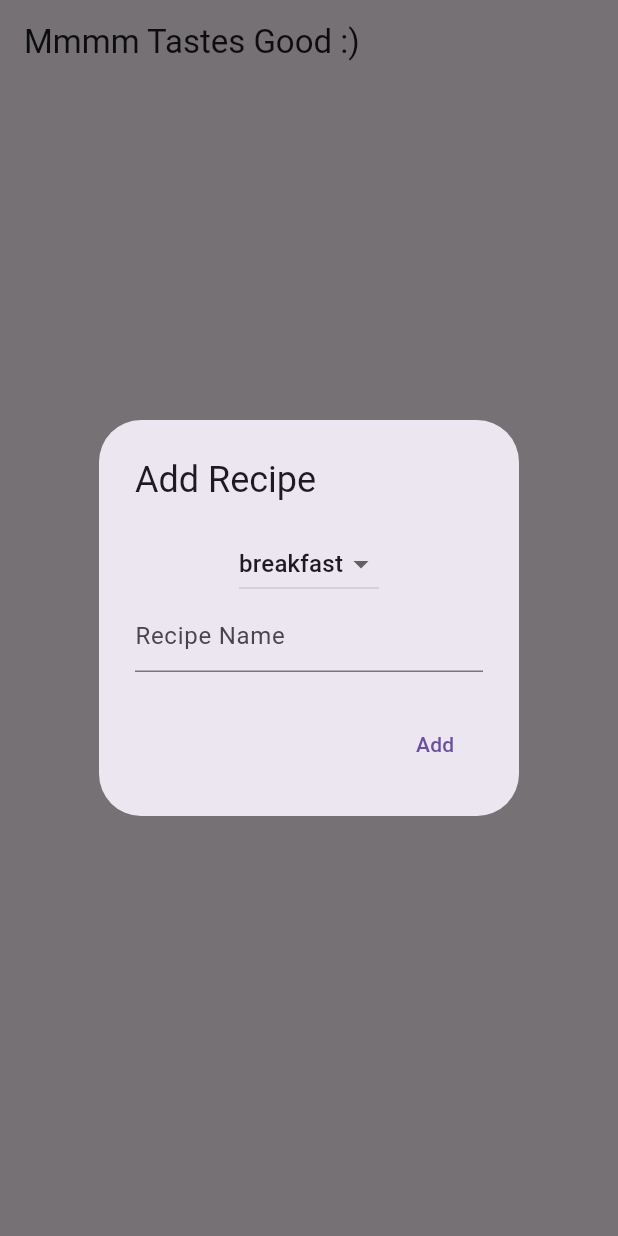
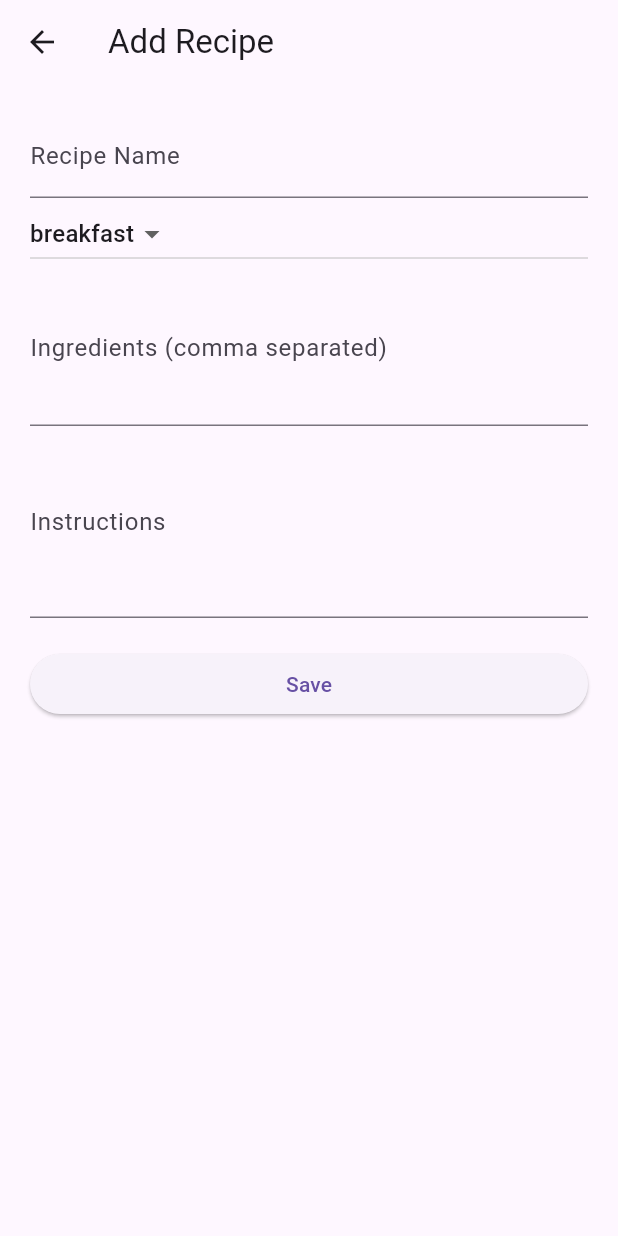
Before and after one commit to chidiiiiii/recipe_manager, a Flutter app: the screen it shows after launch, after a tap on "Add Recipe", on a phone screen of 412 x 824 dp. Run offline on Flutter 3.47's test engine with Material 3 defaults, Android fonts, the phone set to English and light mode, and no system bars.

Commit message:
Update main.dart

```diff
--- a/lib/main.dart
+++ b/lib/main.dart
@@ -1,136 +1,71 @@
 import 'package:flutter/material.dart';
 
-void main() => runApp(RecipeManagerApp());
+void main() {
+  runApp(RecipeApp());
+}
 
-class RecipeManagerApp extends StatelessWidget {
+List<Recipe> recipeList = [];
+
+class RecipeApp extends StatelessWidget {
   @override
   Widget build(BuildContext context) {
     return MaterialApp(
-      title: 'Recipe Manager',
+      title: 'Simple Recipe App',
       theme: ThemeData(primarySwatch: Colors.orange),
-      home: RecipeHomePage(),
+      home: MainMenu(),
     );
   }
 }
 
-class RecipeHomePage extends StatefulWidget {
-  @override
-  _RecipeHomePageState createState() => _RecipeHomePageState();
-}
-
-class _RecipeHomePageState extends State<RecipeHomePage> {
-  final List<String> recipes = [];
-
-  void _addRecipe() {
-    TextEditingController controller = TextEditingController();
-    String category = 'breakfast';
-
-    showDialog(
-      context: context,
-      builder:
-          (context) => AlertDialog(
-            title: Text('Add Recipe'),
-            content: Column(
-              mainAxisSize: MainAxisSize.min,
-              children: [
-                DropdownButton<String>(
-                  value: category,
-                  onChanged: (value) => setState(() => category = value!),
-                  items:
-                      ['breakfast', 'lunch', 'dinner']
-                          .map(
-                            (cat) =>
-                                DropdownMenuItem(value: cat, child: Text(cat)),
-                          )
-                          .toList(),
-                ),
-                TextField(
-                  controller: controller,
-                  decoration: InputDecoration(hintText: 'Recipe Name'),
-                ),
-              ],
-            ),
-            actions: [
-              TextButton(
-                onPressed: () {
-                  setState(() {
-                    if (controller.text.isNotEmpty) {
-                      recipes.add(controller.text.trim());
-                    }
-                  });
-                  Navigator.pop(context);
-                },
-                child: Text('Add'),
-              ),
-            ],
-          ),
-    );
-  }
-
-  void _showRecipes() {
-    showDialog(
-      context: context,
-      builder:
-          (_) => AlertDialog(
-            title: Text('Recipes'),
-            content: Column(
-              mainAxisSize: MainAxisSize.min,
-              children: recipes.map((r) => Text(r)).toList(),
-            ),
-            actions: [
-              TextButton(
-                onPressed: () => Navigator.pop(context),
-                child: Text('Close'),
-              ),
-            ],
-          ),
-    );
-  }
-
-  void _deleteRecipe() {
-    showDialog(
-      context: context,
-      builder:
-          (_) => AlertDialog(
-            title: Text('Delete Recipe'),
-            content: Column(
-              mainAxisSize: MainAxisSize.min,
-              children:
-                  recipes
-                      .map(
-                        (r) => ListTile(
-                          title: Text(r),
-                          trailing: IconButton(
-                            icon: Icon(Icons.delete),
-                            onPressed: () {
-                              setState(() => recipes.remove(r));
-                              Navigator.pop(context);
-                            },
-                          ),
-                        ),
-                      )
-                      .toList(),
-            ),
-          ),
-    );
-  }
-
+class MainMenu extends StatelessWidget {
   @override
   Widget build(BuildContext context) {
     return Scaffold(
-      appBar: AppBar(title: Text("Mmmm Tastes Good :)")),
+      appBar: AppBar(title: Text("MY RECIPE MANAGER")),
       body: Center(
         child: Column(
           mainAxisAlignment: MainAxisAlignment.center,
           children: [
             ElevatedButton(
-              onPressed: _showRecipes,
-              child: Text('Open Recipes'),
+              child: Text("Add Recipe"),
+              onPressed: () {
+                Navigator.push(
+                  context,
+                  MaterialPageRoute(builder: (context) => AddRecipeScreen()),
+                );
+              },
             ),
-            ElevatedButton(onPressed: _addRecipe, child: Text('Add Recipe')),
+            SizedBox(height: 20),
             ElevatedButton(
-              onPressed: _deleteRecipe,
-              child: Text('Delete Recipe'),
+              child: Text("View Recipes"),
+              onPressed: () {
+                Navigator.push(
+                  context,
+                  MaterialPageRoute(builder: (context) => ViewRecipesScreen()),
+                );
+              },
+            ),
+            SizedBox(height: 20),
+            ElevatedButton(
+              child: Text("Edit Recipes"),
+              onPressed: () {
+                Navigator.push(
+                  context,
+                  MaterialPageRoute(builder: (context) => EditRecipesScreen()),
+                );
+              },
+            ),
+            SizedBox(height: 20),
+            ElevatedButton(
+              child: Text("Delete Recipes"),
+              onPressed: () {
+                Navigator.push(
+                  context,
+                  MaterialPageRoute(
+                    builder: (context) => DeleteRecipesScreen(),
+                  ),
+                );
+              },
             ),
           ],
         ),
@@ -138,3 +73,153 @@ class _RecipeHomePageState extends State<RecipeHomePage> {
     );
   }
 }
+
+class AddRecipeScreen extends StatefulWidget {
+  @override
+  _AddRecipeScreenState createState() => _AddRecipeScreenState();
+}
+
+class _AddRecipeScreenState extends State<AddRecipeScreen> {
+  final nameController = TextEditingController();
+  final ingredientsController = TextEditingController();
+  final instructionsController = TextEditingController();
+  String selectedCategory = "breakfast";
+
+  @override
+  Widget build(BuildContext context) {
+    return Scaffold(
+      appBar: AppBar(title: Text("Add Recipe")),
+      body: Padding(
+        padding: EdgeInsets.all(20),
+        child: ListView(
+          children: [
+            TextField(
+              controller: nameController,
+              decoration: InputDecoration(labelText: "Recipe Name"),
+            ),
+            DropdownButton<String>(
+              value: selectedCategory,
+              onChanged: (value) => setState(() => selectedCategory = value!),
+              items:
+                  ["breakfast", "lunch", "dinner"]
+                      .map(
+                        (cat) => DropdownMenuItem(value: cat, child: Text(cat)),
+                      )
+                      .toList(),
+            ),
+            TextField(
+              controller: ingredientsController,
+              decoration: InputDecoration(
+                labelText: "Ingredients (comma separated)",
+              ),
+              maxLines: 3,
+            ),
+            TextField(
+              controller: instructionsController,
+              decoration: InputDecoration(labelText: "Instructions"),
+              maxLines: 4,
+            ),
+            SizedBox(height: 20),
+            ElevatedButton(
+              child: Text("Save"),
+              onPressed: () {
+                recipeList.add(
+                  Recipe(
+                    nameController.text,
+                    selectedCategory,
+                    ingredientsController.text
+                        .split(',')
+                        .map((e) => e.trim())
+                        .toList(),
+                    instructionsController.text,
+                  ),
+                );
+                Navigator.pop(context);
+              },
+            ),
+          ],
+        ),
+      ),
+    );
+  }
+}
+
+class ViewRecipesScreen extends StatelessWidget {
+  @override
+  Widget build(BuildContext context) {
+    return Scaffold(
+      appBar: AppBar(title: Text("Recipes")),
+      body:
+          recipeList.isEmpty
+              ? Center(child: Text("No recipes added."))
+              : ListView.builder(
+                itemCount: recipeList.length,
+                itemBuilder: (context, index) {
+                  final recipe = recipeList[index];
+                  return ListTile(
+                    title: Text(recipe.name),
+                    subtitle: Text(recipe.category),
+                    onTap:
+                        () => showDialog(
+                          context: context,
+                          builder:
+                              (_) => AlertDialog(
+                                title: Text(recipe.name),
+                                content: Column(
+                                  mainAxisSize: MainAxisSize.min,
+                                  crossAxisAlignment: CrossAxisAlignment.start,
+                                  children: [
+                                    Text("Category: ${recipe.category}"),
+                                    SizedBox(height: 8),
+                                    Text(
+                                      "Ingredients:\n${recipe.ingredients.join(', ')}",
+                                    ),
+                                    SizedBox(height: 8),
+                                    Text(
+                                      "Instructions:\n${recipe.instructions}",
+                                    ),
+                                  ],
+                                ),
+                                actions: [
+                                  TextButton(
+                                    onPressed: () => Navigator.pop(context),
+                                    child: Text("Close"),
+                                  ),
+                                ],
+                              ),
+                        ),
+                  );
+                },
+              ),
+    );
+  }
+}
+
+class EditRecipesScreen extends StatelessWidget {
+  @override
+  Widget build(BuildContext context) {
+    return Scaffold(
+      appBar: AppBar(title: Text("Edit Recipes")),
+      body: Center(child: Text("Edit Recipes Screen ")),
+    );
+  }
+}
+
+class DeleteRecipesScreen extends StatelessWidget {
+  @override
+  Widget build(BuildContext context) {
+    return Scaffold(
+      appBar: AppBar(title: Text("Delete Recipes")),
+      body: Center(child: Text("Delete Recipes Screen ")),
+    );
+  }
+}
+
+class Recipe {
+  final String name;
+  final String category;
+  final List<String> ingredients;
+  final String instructions;
+
+  Recipe(this.name, this.category, this.ingredients, this.instructions);
+}
```
